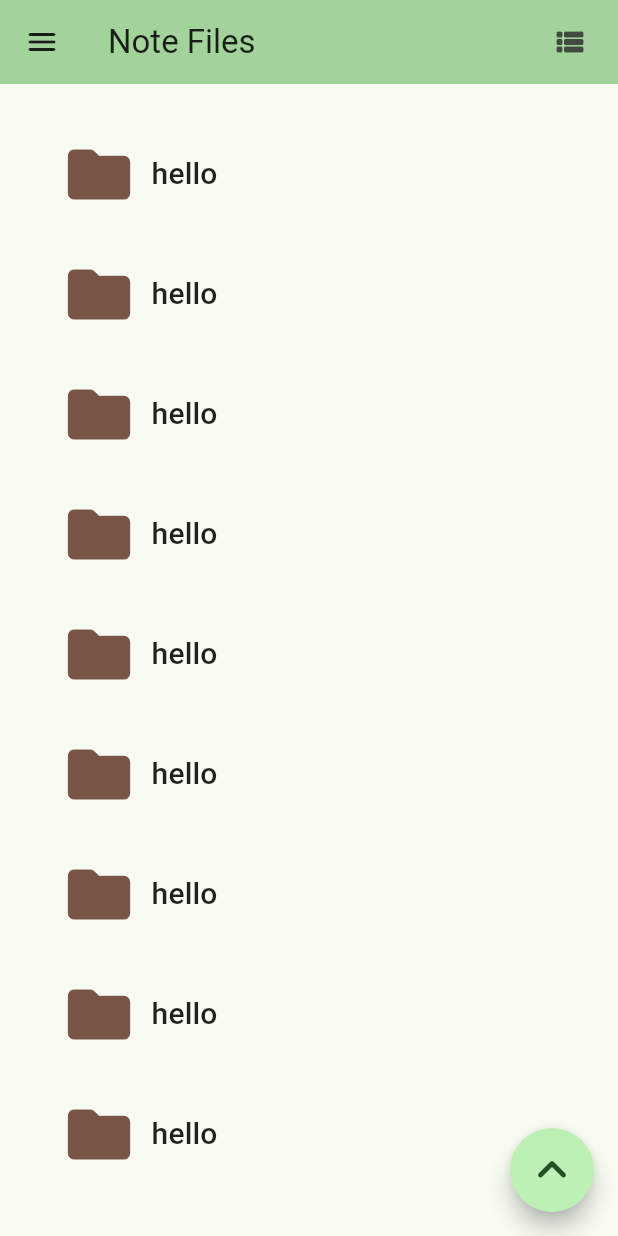
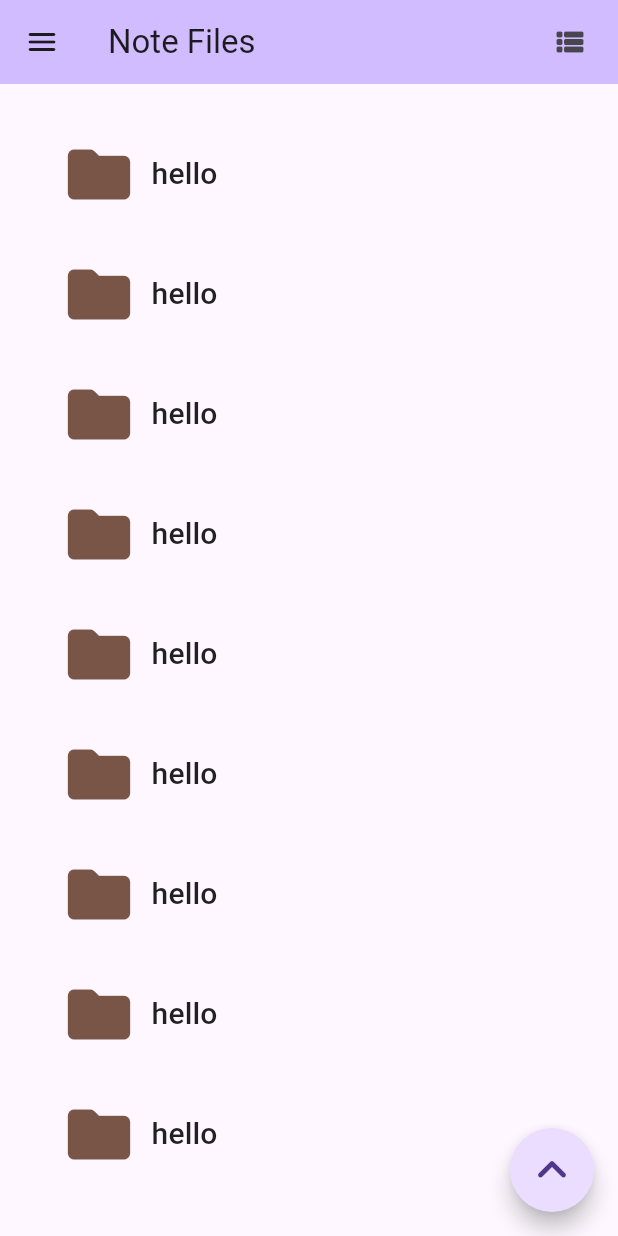
Before and after one commit to hesham04Dev/KAF, a Flutter app: the screen it shows after launch, on a phone screen of 412 x 824 dp. Run offline on Flutter 3.47's test engine with Material 2 defaults, Android fonts, the phone set to English and light mode, and no system bars; our stand-ins replace date_format; missing offline and left inert: auto_direction.

Commit message:
improving the design

```diff
--- a/lib/main.dart
+++ b/lib/main.dart
@@ -1,13 +1,7 @@
-
-
 import 'package:flutter/material.dart';
 import 'package:note_filest1/screens/editNote.dart';
 
-
-
-
 void main() {
-
   runApp(const MyApp());
 }
 
@@ -19,14 +13,17 @@ class MyApp extends StatelessWidget {
     return MaterialApp(
       debugShowCheckedModeBanner: false,
       title: 'Flutter Demo',
+      themeMode: ThemeMode.light,
+      debugShowMaterialGrid: false,
       theme: ThemeData(
-        colorScheme: ColorScheme.fromSeed(seedColor: Colors.green
+        useMaterial3: true,
       ),
+      darkTheme: ThemeData.dark(
         useMaterial3: true,
       ),
       home: const MyHomePage(title: 'Note Files'),
       routes: {
-      EditNote.routeName:(_)=>const EditNote(),
+        EditNote.routeName: (_) => const EditNote(),
       },
     );
   }
@@ -35,8 +32,6 @@ class MyApp extends StatelessWidget {
 class MyHomePage extends StatefulWidget {
   const MyHomePage({super.key, required this.title});
 
-
-
   final String title;
 
   @override
@@ -44,85 +39,122 @@ class MyHomePage extends StatefulWidget {
 }
 
 class _MyHomePageState extends State<MyHomePage> {
-
-  bool actionButtonPressed=false;
-  bool gridView=false;
-  bool menuPressed =false;
+  bool actionButtonPressed = false;
+  bool gridView = false;
 
   @override
   Widget build(BuildContext context) {
-
     return Scaffold(
-      drawer: NavigationDrawer(
-        children: [],
-
+      appBar: AppBar(
+        backgroundColor: Theme.of(context).colorScheme.inversePrimary,
+        leading: Builder(
+            builder: (context) => IconButton(
+                  icon: const Icon(
+                    Icons.menu_rounded,
                   ),
-      appBar: AppBar(
-
-        backgroundColor: Theme.of(context).colorScheme.inversePrimary,
-        leading: Builder(builder: (context) =>  IconButton(
-          icon: Icon(menuPressed == false?Icons.menu_rounded : Icons.close_rounded),
-          onPressed: (){
-            if(menuPressed == true){menuPressed = false ;}
-
-            else {
-              menuPressed = true;
-
-            }
-    setState(() {
-
-    });
+                  onPressed: () {
                     return Scaffold.of(context).openDrawer();
-
                   },
-
                 )),
         title: Text(widget.title),
-        actions: [Padding(
+        actions: [
+          Padding(
             padding: const EdgeInsets.all(8.0),
-          child: IconButton(icon: Icon(gridView ? Icons.grid_view_rounded: Icons.view_list_rounded),onPressed: (){
-            if(gridView == true) {
-              gridView =false;
+            child: IconButton(
+              icon: Icon(
+                  gridView ? Icons.grid_view_rounded : Icons.view_list_rounded),
+              onPressed: () {
+                if (gridView == true) {
+                  gridView = false;
                 } else {
                   gridView = true;
                 }
-            setState(() {
-
-            });
-          },),
-        )],
+                setState(() {});
+              },
+            ),
+          )
+        ],
+      ),
+      drawer: NavigationDrawer(
+        children: [
+          Padding(
+            padding: const EdgeInsets.all(8.0),
+            child: Column(
+              crossAxisAlignment: CrossAxisAlignment.start,
+              children: [
+                Padding(
+                  padding: const EdgeInsets.all(8.0),
+                  child: IconButton(
+                      onPressed: () {
+                        Navigator.pop(context);
+                      },
+                      icon: const Icon(Icons.close_rounded)),
+                ),
+                const Divider(),
+                const SizedBox(
+                  height: 30,
+                ),
+                TextButton(
+                    onPressed: () {},
+                    child: const Padding(
+                      padding: EdgeInsets.all(8.0),
+                      child: Text(
+                        "Setting",
+                        style: TextStyle(fontSize: 20),
+                      ),
+                    )),
+                const SizedBox(
+                  height: 10,
+                ),
+                TextButton(
+                    onPressed: () {},
+                    child: const Padding(
+                      padding: EdgeInsets.all(8.0),
+                      child: Text("backup", style: TextStyle(fontSize: 20)),
+                    ))
+              ],
+            ),
+          ),
+        ],
       ),
       body: Padding(
         padding: const EdgeInsets.all(20.0),
-        child: ListView.builder(itemBuilder: (context, index) {
+        child: ListView.builder(
+          itemBuilder: (context, index) {
             return MaterialButton(
-            onPressed: (){
+                shape: RoundedRectangleBorder(
+                    borderRadius: BorderRadius.circular(20)),
+                onPressed: () {
                   //TODO open the page of this folder that can contains files and folders
                   // TODO open the page of the note allow to edit it and show the count of the words
-
                 },
-            child:   const Padding(
-              padding: EdgeInsets.symmetric(horizontal: 5,vertical: 15),
+                child: const Padding(
+                  padding: EdgeInsets.symmetric(horizontal: 5, vertical: 15),
                   child: Row(
                     children: [
-                  Icon(Icons.folder_rounded,size: 50,color:Colors.brown ),
-                  SizedBox(width: 10,),
+                      Icon(Icons.folder_rounded, size: 50, color: Colors.brown),
+                      SizedBox(
+                        width: 10,
+                      ),
                       FittedBox(
-                    child: Text("hello",style: TextStyle(
-                      fontSize: 20
-                    ),),
+                        child: Text(
+                          "hello",
+                          style: TextStyle(fontSize: 20),
+                        ),
                       ),
                     ],
                   ),
-            )
-          );
-        },itemCount: 20,),
+                ));
+          },
+          itemCount: 20,
+        ),
       ),
       floatingActionButton: Column(
         mainAxisAlignment: MainAxisAlignment.end,
         mainAxisSize: MainAxisSize.min,
         children: [
-         if(actionButtonPressed) Column(
+          if (actionButtonPressed)
+            Column(
               mainAxisSize: MainAxisSize.min,
               mainAxisAlignment: MainAxisAlignment.end,
               children: [
@@ -131,33 +163,40 @@ class _MyHomePageState extends State<MyHomePage> {
                   child: FloatingActionButton(
                     shape: const OvalBorder(),
                     mini: true,
-                  onPressed: (){
+                    onPressed: () {
                       showDialog(
                         context: context,
-                      builder: (BuildContext context) =>  Dialog(
+                        builder: (BuildContext context) => Dialog(
+                          shape: RoundedRectangleBorder(
+                            borderRadius: BorderRadius.circular(15)
+                          ),
                           child: Padding(
                             padding: const EdgeInsets.all(8.0),
                             child: Column(
                               mainAxisSize: MainAxisSize.min,
                               mainAxisAlignment: MainAxisAlignment.center,
                               children: <Widget>[
-                              const SizedBox(height: 10,),
+                                const SizedBox(
+                                  height: 10,
+                                ),
                                 Padding(
                                   padding: const EdgeInsets.all(8.0),
-                                child:  Container(
+                                  child: Container(
                                     width: 200,
-
-
                                     child: TextField(
                                       keyboardType: TextInputType.text,
                                       /*TODO controller*/
-                                    decoration: InputDecoration(hintText: " Folder Name",
-                                        border: OutlineInputBorder(
-                                       borderRadius: BorderRadius.circular(50),
+                                      onSubmitted: (value) {
+                                        /*TODO */
+                                      },
+                                      decoration: const InputDecoration(
+                                          hintText: " Folder Name",
+                                          /*  border: UnderlineInputBorder(
+                                          borderRadius: BorderRadius.circular(20)
+                                        ),*/
 
-                                    ),
-                                    ),
-
+                                          filled: true,
+                                          fillColor: Colors.white),
                                     ),
                                   ),
                                 ),
@@ -169,7 +208,9 @@ class _MyHomePageState extends State<MyHomePage> {
                                   },
                                   child: const Text('done'),
                                 ),
-                              const SizedBox(height: 10,)
+                                const SizedBox(
+                                  height: 10,
+                                )
                               ],
                             ),
                           ),
@@ -182,36 +223,42 @@ class _MyHomePageState extends State<MyHomePage> {
                 Padding(
                   padding: const EdgeInsets.all(8.0),
                   child: FloatingActionButton(
+                    heroTag: null,
                     shape: const OvalBorder(),
                     mini: true,
-                 onPressed: (){
+                    onPressed: () {
                       Navigator.pushNamed(context, EditNote.routeName);
                     },
                     child: const Icon(Icons.note_add),
                   ),
-             ) ,
-             const SizedBox(height: 10,)
+                ),
+                const SizedBox(
+                  height: 10,
+                )
               ],
             ),
           FloatingActionButton(
+              heroTag: null,
               shape: const CircleBorder(),
-              onPressed: (){
-                if(actionButtonPressed==false){
-                  actionButtonPressed=true;
-
-                }else{
-                  actionButtonPressed=false;
+              onPressed: () {
+                if (actionButtonPressed == false) {
+                  actionButtonPressed = true;
+                } else {
+                  actionButtonPressed = false;
                 }
-                setState(() {
-
-                });
+                setState(() {});
               },
               tooltip: 'Increment',
-              child:  Transform.rotate(origin: Offset.zero,angle:actionButtonPressed == false ? 0:3.14,child: const Icon(Icons.keyboard_arrow_up_rounded,size: 40,),)
-          )
+              child: Transform.rotate(
+                origin: Offset.zero,
+                angle: actionButtonPressed == false ? 0 : 3.14,
+                child: const Icon(
+                  Icons.keyboard_arrow_up_rounded,
+                  size: 40,
+                ),
+              ))
         ],
       ),
-
     );
   }
 }
--- a/pubspec.yaml
+++ b/pubspec.yaml
@@ -36,6 +36,8 @@ dependencies:
   # Use with the CupertinoIcons class for iOS style icons.
   cupertino_icons: ^1.0.2
   path_provider: ^2.0.15
+  auto_direction: ^0.0.6
+  date_format: ^2.0.7
 
 dev_dependencies:
   flutter_test:
```
Also changed, not shown: lib/models/styles.dart (added, +12 -0 lines), lib/screens/editNote.dart (+54 -25 lines), pubspec.lock. Lines whose indentation alone changed are shown as unchanged.
